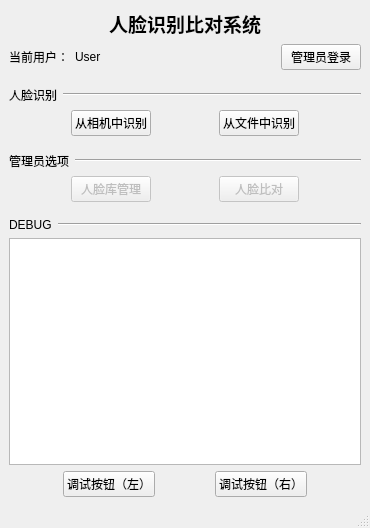
Qt form ui/app.ui (SoY0ung/graduate-project) before a commit.
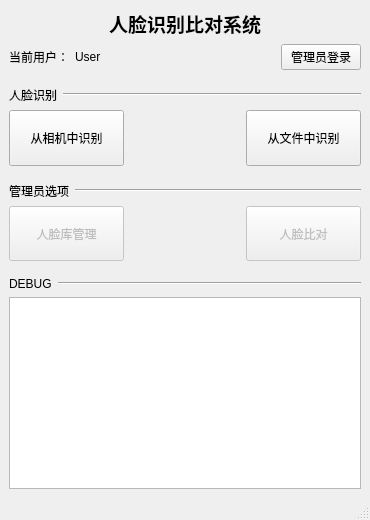
The same form after that commit.

Commit message: [gui/ui] Change UI style&Remove debug button

What changed in the file:
```diff
--- a/ui/app.ui
+++ b/ui/app.ui
@@ -7,7 +7,7 @@
     <x>0</x>
     <y>0</y>
     <width>370</width>
-    <height>528</height>
+    <height>520</height>
    </rect>
   </property>
   <property name="minimumSize">
@@ -133,21 +133,14 @@
       </item>
       <item>
        <layout class="QHBoxLayout" name="faceRecoFuncHLayout">
-        <item>
-         <spacer name="horizontalSpacer">
-          <property name="orientation">
-           <enum>Qt::Horizontal</enum>
-          </property>
-          <property name="sizeHint" stdset="0">
-           <size>
-            <width>40</width>
-            <height>20</height>
-           </size>
-          </property>
-         </spacer>
-        </item>
         <item>
          <widget class="QPushButton" name="camRecoBtn">
+          <property name="sizePolicy">
+           <sizepolicy hsizetype="Expanding" vsizetype="Expanding">
+            <horstretch>0</horstretch>
+            <verstretch>0</verstretch>
+           </sizepolicy>
+          </property>
           <property name="text">
            <string>从相机中识别</string>
           </property>
@@ -168,24 +161,17 @@
         </item>
         <item>
          <widget class="QPushButton" name="fileRecoBtn">
+          <property name="sizePolicy">
+           <sizepolicy hsizetype="Expanding" vsizetype="Expanding">
+            <horstretch>0</horstretch>
+            <verstretch>0</verstretch>
+           </sizepolicy>
+          </property>
           <property name="text">
            <string>从文件中识别</string>
           </property>
          </widget>
         </item>
-        <item>
-         <spacer name="horizontalSpacer_2">
-          <property name="orientation">
-           <enum>Qt::Horizontal</enum>
-          </property>
-          <property name="sizeHint" stdset="0">
-           <size>
-            <width>40</width>
-            <height>20</height>
-           </size>
-          </property>
-         </spacer>
-        </item>
        </layout>
       </item>
       <item>
@@ -230,24 +216,17 @@
       </item>
       <item>
        <layout class="QHBoxLayout" name="faceMgrFuncHLayout">
-        <item>
-         <spacer name="horizontalSpacer_10">
-          <property name="orientation">
-           <enum>Qt::Horizontal</enum>
-          </property>
-          <property name="sizeHint" stdset="0">
-           <size>
-            <width>40</width>
-            <height>20</height>
-           </size>
-          </property>
-         </spacer>
-        </item>
         <item>
          <widget class="QPushButton" name="openFaceMgrBtn">
           <property name="enabled">
            <bool>false</bool>
           </property>
+          <property name="sizePolicy">
+           <sizepolicy hsizetype="Expanding" vsizetype="Expanding">
+            <horstretch>0</horstretch>
+            <verstretch>0</verstretch>
+           </sizepolicy>
+          </property>
           <property name="text">
            <string>人脸库管理</string>
           </property>
@@ -271,24 +250,17 @@
           <property name="enabled">
            <bool>false</bool>
           </property>
+          <property name="sizePolicy">
+           <sizepolicy hsizetype="Expanding" vsizetype="Expanding">
+            <horstretch>0</horstretch>
+            <verstretch>0</verstretch>
+           </sizepolicy>
+          </property>
           <property name="text">
            <string>人脸比对</string>
           </property>
          </widget>
         </item>
-        <item>
-         <spacer name="horizontalSpacer_13">
-          <property name="orientation">
-           <enum>Qt::Horizontal</enum>
-          </property>
-          <property name="sizeHint" stdset="0">
-           <size>
-            <width>40</width>
-            <height>20</height>
-           </size>
-          </property>
-         </spacer>
-        </item>
        </layout>
       </item>
       <item>
@@ -339,61 +311,7 @@
        </widget>
       </item>
       <item>
-       <layout class="QHBoxLayout" name="reservedHLayout">
-        <item>
-         <spacer name="horizontalSpacer_15">
-          <property name="orientation">
-           <enum>Qt::Horizontal</enum>
-          </property>
-          <property name="sizeHint" stdset="0">
-           <size>
-            <width>40</width>
-            <height>20</height>
-           </size>
-          </property>
-         </spacer>
-        </item>
-        <item>
-         <widget class="QPushButton" name="reservedLBtn">
-          <property name="text">
-           <string>调试按钮（左）</string>
-          </property>
-         </widget>
-        </item>
-        <item>
-         <spacer name="horizontalSpacer_16">
-          <property name="orientation">
-           <enum>Qt::Horizontal</enum>
-          </property>
-          <property name="sizeHint" stdset="0">
-           <size>
-            <width>40</width>
-            <height>20</height>
-           </size>
-          </property>
-         </spacer>
-        </item>
-        <item>
-         <widget class="QPushButton" name="reservedRBtn">
-          <property name="text">
-           <string>调试按钮（右）</string>
-          </property>
-         </widget>
-        </item>
-        <item>
-         <spacer name="horizontalSpacer_17">
-          <property name="orientation">
-           <enum>Qt::Horizontal</enum>
-          </property>
-          <property name="sizeHint" stdset="0">
-           <size>
-            <width>40</width>
-            <height>20</height>
-           </size>
-          </property>
-         </spacer>
-        </item>
-       </layout>
+       <layout class="QHBoxLayout" name="reservedHLayout"/>
       </item>
      </layout>
     </item>
```
The commit also changes 2 other files.
